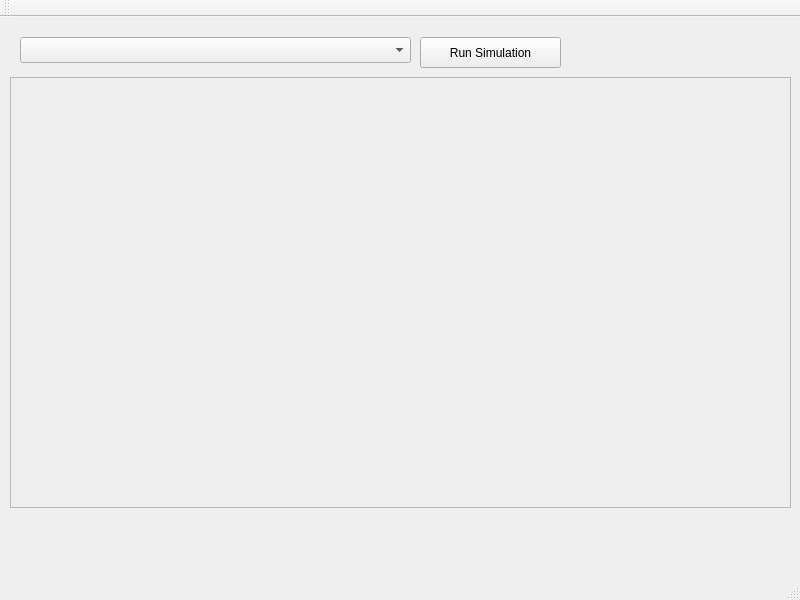
First picture: the form in cis60.1/GamePhysics/gamemenu.ui, repository fbardelli/compsci, before the edit.
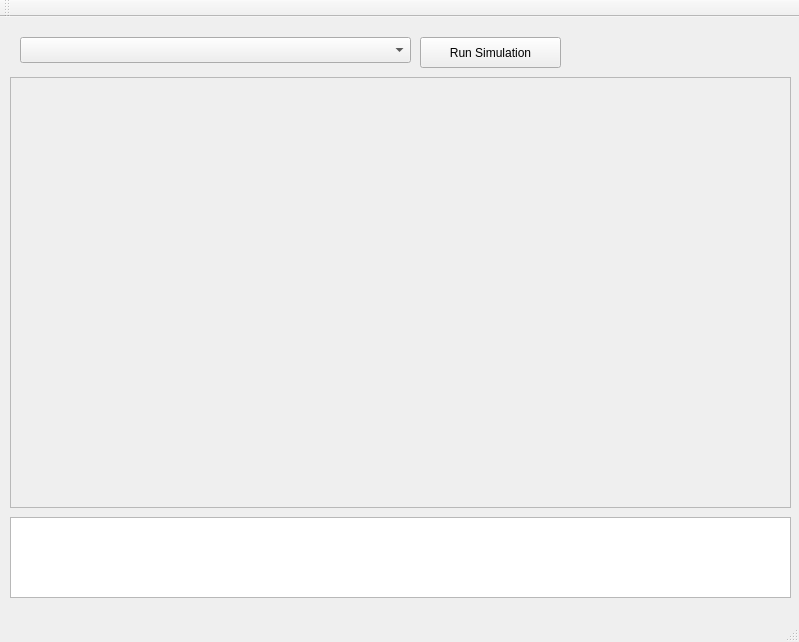
Second picture: the form after the edit.

What changed in the file:
```diff
--- a/cis60.1/GamePhysics/gamemenu.ui
+++ b/cis60.1/GamePhysics/gamemenu.ui
@@ -6,8 +6,8 @@
    <rect>
     <x>0</x>
     <y>0</y>
-    <width>800</width>
-    <height>600</height>
+    <width>799</width>
+    <height>642</height>
    </rect>
   </property>
   <property name="windowTitle">
@@ -53,6 +53,25 @@
      <enum>QFrame::Raised</enum>
     </property>
    </widget>
+   <widget class="QTextEdit" name="textDisplay">
+    <property name="geometry">
+     <rect>
+      <x>10</x>
+      <y>500</y>
+      <width>781</width>
+      <height>81</height>
+     </rect>
+    </property>
+    <property name="sizePolicy">
+     <sizepolicy hsizetype="Fixed" vsizetype="Fixed">
+      <horstretch>0</horstretch>
+      <verstretch>0</verstretch>
+     </sizepolicy>
+    </property>
+    <property name="readOnly">
+     <bool>true</bool>
+    </property>
+   </widget>
   </widget>
   <widget class="QMenuBar" name="menuBar">
    <property name="geometry">
```
Left out of the diff: 4 changed lines with no effect on the pictures.
